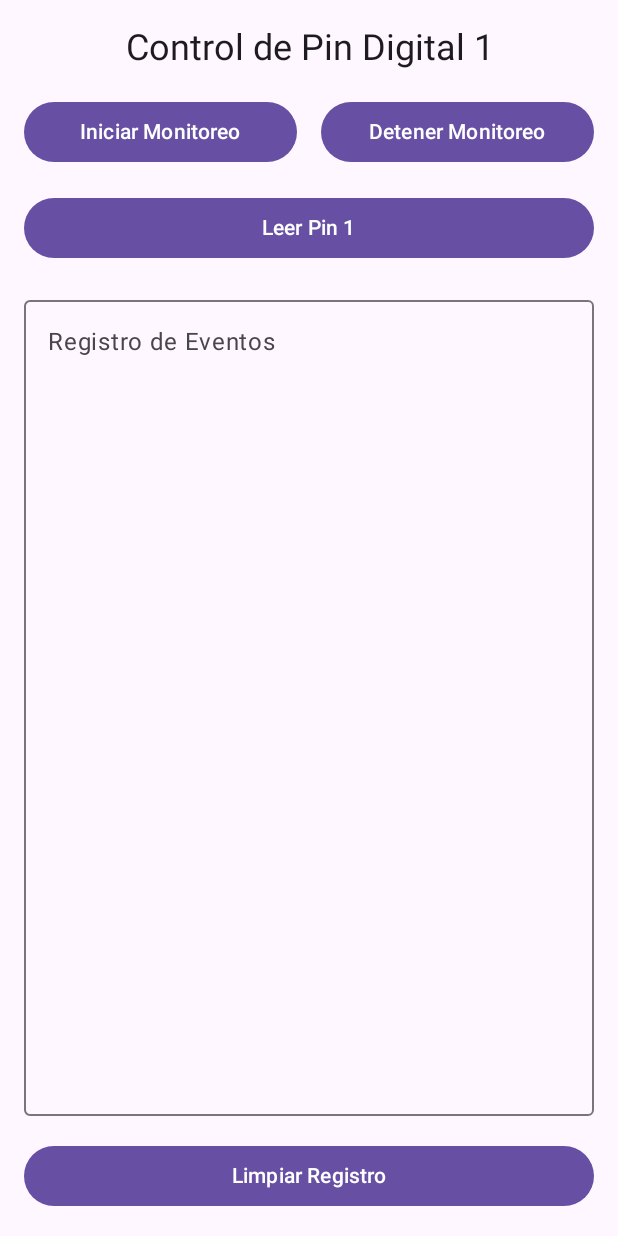
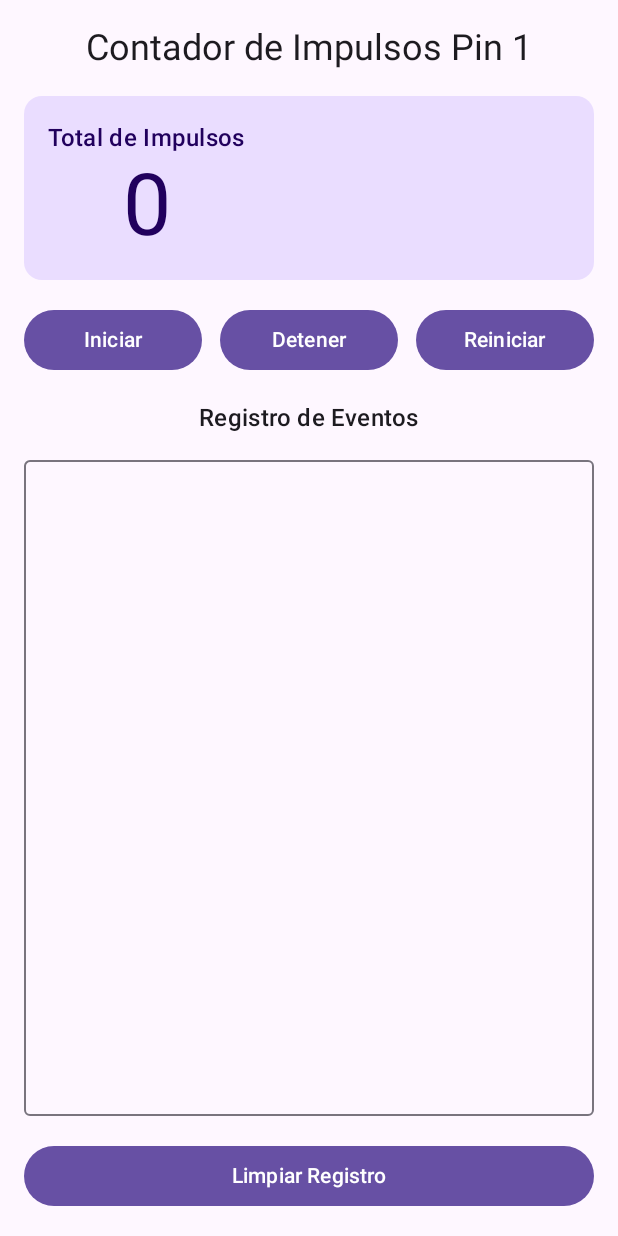
Before and after one commit to bonrest/Conexion-Puerto-IO, an Android app built with Jetpack Compose: the screen it shows after launch (MainActivity), on a phone screen of 412 x 824 dp. Run offline under Robolectric (Android 15) with nearby library versions, the phone set to English and light mode, and no system bars; libraries missing offline, so code that uses them is left out: android.hardware.digital; 1 statement that could not run was skipped.

Commit message:
creado contador de pulsos

```diff
--- a/app/build.gradle.kts
+++ b/app/build.gradle.kts
@@ -2,6 +2,12 @@ plugins {
     id("com.android.application")
     id("org.jetbrains.kotlin.android")
 }
+android {
+    buildFeatures {
+        compose =true
+    }
+}
+
 
 android {
     namespace = "com.incentiainversiones.recoleconexionio"
--- a/app/src/main/java/com/incentiainversiones/recoleconexionio/DigitalIOManager.kt
+++ b/app/src/main/java/com/incentiainversiones/recoleconexionio/DigitalIOManager.kt
@@ -13,29 +13,39 @@ import java.util.*
 import android.hardware.digital.DigitalIO
 import android.hardware.digital.DigitalIOInterruptMonitor
 
+data class PinStatus(
+    val timestamp: String,
+    val message: String,
+    val totalPulses: Int
+)
+
 class DigitalIOManager(private val context: Context) {
     private val digitalIO = DigitalIO()
-    private val _ioFlow = MutableSharedFlow<String>()
+    private val _ioFlow = MutableSharedFlow<PinStatus>()
     val ioFlow = _ioFlow.asSharedFlow()
 
     private val scope = CoroutineScope(SupervisorJob() + Dispatchers.Main)
     private val dateFormat = SimpleDateFormat("HH:mm:ss", Locale.getDefault())
     private var isMonitoring = false
+    private var pulseCount = 0
 
     private val digitalIOInterruptMonitor = object : DigitalIOInterruptMonitor {
         override fun onDigitalIO1() {
             if (isMonitoring) {
                 val value = readInput(1)
-                sendMessage("Pin 1 activado - Valor leído: $value")
+                if (value == 1) { // Solo contamos cuando detectamos un pulso alto
+                    pulseCount++
+                    sendMessage("Pulso detectado en Pin 1")
+                }
             }
         }
 
         override fun onDigitalIO2() {
-            sendMessage("Entrada Digital 2 activada")
+            // No lo usamos en este caso
         }
 
         override fun onDigitalIO3() {
-            sendMessage("Entrada Digital 3 activada")
+            // No lo usamos en este caso
         }
     }
 
@@ -50,7 +60,6 @@ class DigitalIOManager(private val context: Context) {
 
     private fun setupDigitalIO() {
         try {
-            // Registrar el monitor para recibir las interrupciones
             digitalIO.registerDigitalIOInterruptMonitor(digitalIOInterruptMonitor)
             sendMessage("IO Digital inicializado")
         } catch (e: Exception) {
@@ -62,13 +71,9 @@ class DigitalIOManager(private val context: Context) {
     fun startMonitoringPin1() {
         try {
             if (!isMonitoring) {
-                // Configurar el pin 1 para detectar flanco ascendente
                 digitalIO.digital_in_request_irq(1, DigitalIO.IRQF_TRIGGER_RISING)
                 isMonitoring = true
-
-                // Lectura inicial
-                val initialValue = readInput(1)
-                sendMessage("Monitoreo del Pin 1 iniciado - Valor inicial: $initialValue")
+                sendMessage("Monitoreo del Pin 1 iniciado")
             } else {
                 sendMessage("El Pin 1 ya está siendo monitoreado")
             }
@@ -82,8 +87,6 @@ class DigitalIOManager(private val context: Context) {
         try {
             if (isMonitoring) {
                 isMonitoring = false
-                // Ya que no hay un método específico para detener el monitoreo de un pin individual,
-                // solo desactivamos nuestro flag de monitoreo
                 sendMessage("Monitoreo del Pin 1 detenido")
             } else {
                 sendMessage("El Pin 1 no estaba siendo monitoreado")
@@ -108,10 +111,19 @@ class DigitalIOManager(private val context: Context) {
         }
     }
 
+    fun resetPulseCount() {
+        pulseCount = 0
+        sendMessage("Contador de pulsos reiniciado")
+    }
+
     private fun sendMessage(message: String) {
         val timestamp = dateFormat.format(Date())
         scope.launch {
-            _ioFlow.emit("[$timestamp] $message")
+            _ioFlow.emit(PinStatus(
+                timestamp = timestamp,
+                message = message,
+                totalPulses = pulseCount
+            ))
         }
     }
 
--- a/app/src/main/java/com/incentiainversiones/recoleconexionio/MainActivity.kt
+++ b/app/src/main/java/com/incentiainversiones/recoleconexionio/MainActivity.kt
@@ -35,12 +35,16 @@ class MainActivity : ComponentActivity() {
     @Composable
     fun IOControlApp() {
         MaterialTheme {
+            var totalPulses by remember { mutableStateOf(0) }
             var logText by remember { mutableStateOf("") }
             val scrollState = rememberScrollState()
 
             LaunchedEffect(Unit) {
-                digitalIOManager.ioFlow.collect { evento ->
-                    logText += "$evento\n"
+                digitalIOManager.ioFlow.collect { status ->
+                    totalPulses = status.totalPulses
+                    logText = "Total de impulsos: ${status.totalPulses}\n" +
+                            "Último evento [${status.timestamp}]: ${status.message}\n\n" +
+                            logText
                 }
             }
 
@@ -56,41 +60,67 @@ class MainActivity : ComponentActivity() {
                     verticalArrangement = Arrangement.spacedBy(16.dp)
                 ) {
                     Text(
-                        text = "Control de Pin Digital 1",
+                        text = "Contador de Impulsos Pin 1",
                         style = MaterialTheme.typography.headlineSmall,
                         textAlign = TextAlign.Center,
                         modifier = Modifier.fillMaxWidth()
                     )
 
-                    // Controles del Pin 1
+                    // Display del contador
+                    Card(
+                        modifier = Modifier.fillMaxWidth(),
+                        colors = CardDefaults.cardColors(
+                            containerColor = MaterialTheme.colorScheme.primaryContainer
+                        )
+                    ) {
+                        Column(
+                            modifier = Modifier.padding(16.dp),
+                            horizontalAlignment = Alignment.CenterHorizontally
+                        ) {
+                            Text(
+                                text = "Total de Impulsos",
+                                style = MaterialTheme.typography.titleMedium
+                            )
+                            Text(
+                                text = "$totalPulses",
+                                style = MaterialTheme.typography.displayLarge
+                            )
+                        }
+                    }
+
+                    // Controles
                     Row(
                         modifier = Modifier.fillMaxWidth(),
-                        horizontalArrangement = Arrangement.SpaceEvenlyill
+                        horizontalArrangement = Arrangement.SpaceEvenly
                     ) {
                         Button(
                             onClick = { digitalIOManager.startMonitoringPin1() },
                             modifier = Modifier.weight(1f).padding(end = 8.dp)
                         ) {
-                            Text("Iniciar Monitoreo")
+                            Text("Iniciar")
                         }
 
                         Button(
                             onClick = { digitalIOManager.stopMonitoringPin1() },
+                            modifier = Modifier.weight(1f).padding(horizontal = 4.dp)
+                        ) {
+                            Text("Detener")
+                        }
+
+                        Button(
+                            onClick = { digitalIOManager.resetPulseCount() },
                             modifier = Modifier.weight(1f).padding(start = 8.dp)
                         ) {
-                            Text("Detener Monitoreo")
+                            Text("Reiniciar")
                         }
                     }
 
-                    // Botón de lectura manual
-                    Button(
-                        onClick = { digitalIOManager.readInput(1) },
-                        modifier = Modifier.fillMaxWidth()
-                    ) {
-                        Text("Leer Pin 1")
-                    }
+                    // Registro de eventos
+                    Text(
+                        text = "Registro de Eventos",
+                        style = MaterialTheme.typography.titleMedium
+                    )
 
-                    // Log de eventos
                     OutlinedTextField(
                         value = logText,
                         onValueChange = { },
@@ -98,13 +128,11 @@ class MainActivity : ComponentActivity() {
                         modifier = Modifier
                             .weight(1f)
                             .fillMaxWidth()
-                            .verticalScroll(scrollState),
-                        label = { Text("Registro de Eventos") }
+                            .verticalScroll(scrollState)
                     )
 
-                    // Botón para limpiar el log
                     Button(
-                        onClick = { logText = "" },
+                        onClick = { logText = "Total de impulsos: $totalPulses\n" },
                         modifier = Modifier.fillMaxWidth()
                     ) {
                         Text("Limpiar Registro")
```
